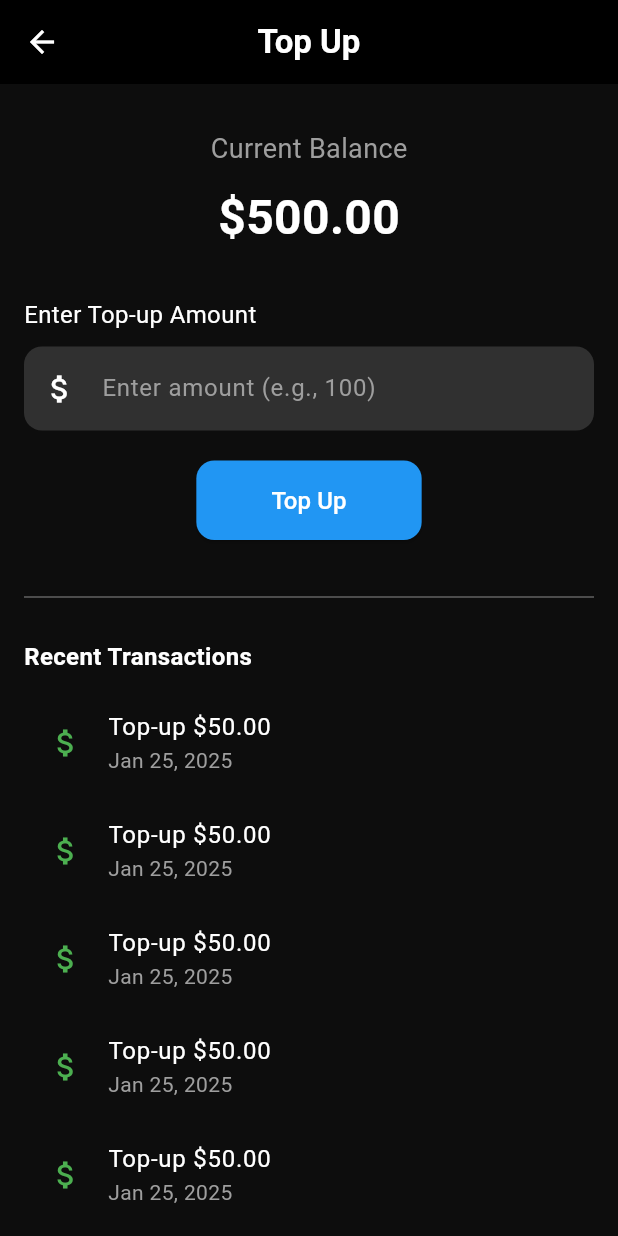
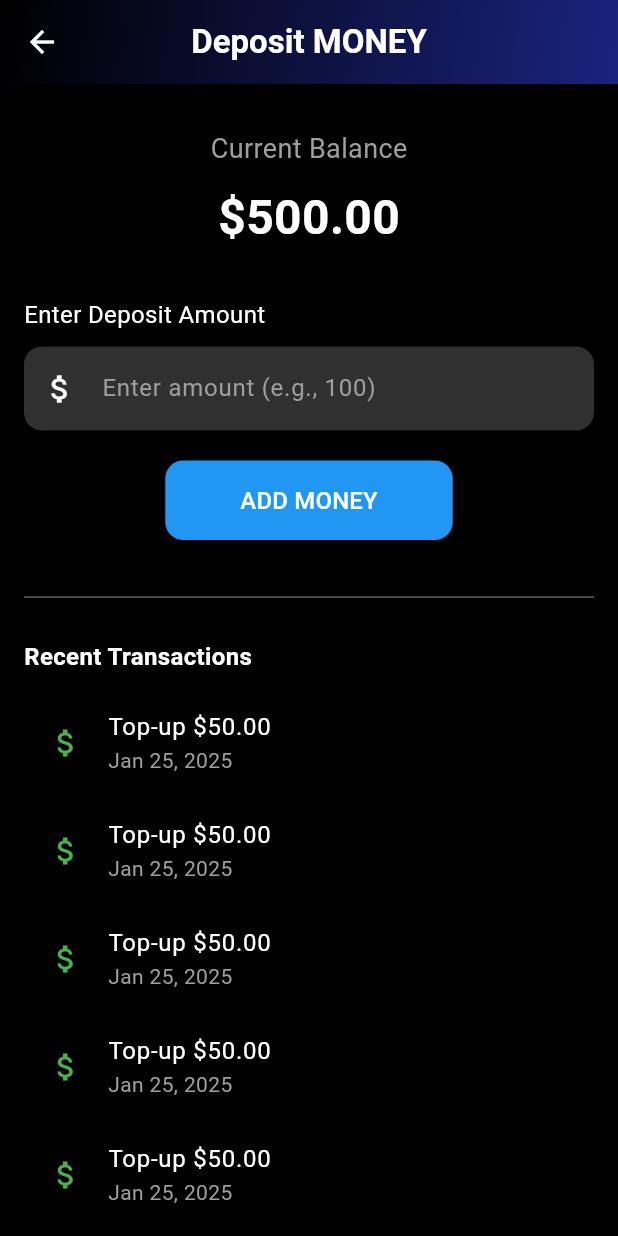
Before and after one commit to rohanwadadar/trading_app, a Flutter app: the TopUpScreen screen opened directly, on a phone screen of 412 x 824 dp. Run offline on Flutter 3.47's test engine with Material 3 defaults, Android fonts, the phone set to English and light mode, and no system bars; our stand-ins replace font_awesome_flutter.

Commit message:
Update topup.dart

```diff
--- a/lib/topup.dart
+++ b/lib/topup.dart
@@ -38,21 +38,38 @@ class _TopUpScreenState extends State<TopUpScreen> {
  @override
 Widget build(BuildContext context) {
   return Scaffold(
-      backgroundColor: Color(0xFF0D0D0D),
-      appBar: AppBar(
     backgroundColor: Colors.black,
-        title: Text(
-          'Top Up',
-          style: TextStyle(color: Colors.white, fontWeight: FontWeight.bold),
+    appBar: PreferredSize(
+      preferredSize: const Size.fromHeight(kToolbarHeight),
+      child: Container(
+        decoration: const BoxDecoration(
+          gradient: LinearGradient(
+            colors: [Colors.black, Color(0xFF1A237E)],
+            begin: Alignment.topLeft,
+            end: Alignment.bottomRight,
+          ),
+        ),
+        child: AppBar(
+          backgroundColor: Colors.transparent, // Transparent to show the gradient
+          elevation: 0, // Optional: Remove shadow
+          title: const Text(
+            'Deposit MONEY',
+            style: TextStyle(
+              color: Colors.white,
+              fontWeight: FontWeight.bold,
+            ),
           ),
           centerTitle: true,
           leading: IconButton(
-          icon: Icon(Icons.arrow_back, color: Colors.white),
+            icon: const Icon(Icons.arrow_back, color: Colors.white),
             onPressed: () {
               Navigator.pop(context);
             },
           ),
         ),
+      ),
+    ),
+
       body: Padding(
         padding: const EdgeInsets.symmetric(horizontal: 16.0),
         child: Column(
@@ -81,7 +98,7 @@ class _TopUpScreenState extends State<TopUpScreen> {
             ),
             SizedBox(height: 30),
             Text(
-              'Enter Top-up Amount',
+              'Enter Deposit Amount',
               style: TextStyle(color: Colors.white, fontSize: 16),
             ),
             SizedBox(height: 10),
@@ -114,7 +131,7 @@ class _TopUpScreenState extends State<TopUpScreen> {
                   ),
                 ),
                 child: Text(
-                  'Top Up',
+                  'ADD MONEY',
                   style: TextStyle(color: Colors.white, fontSize: 16),
                 ),
               ),
```
Lines whose indentation alone changed are shown as unchanged.
